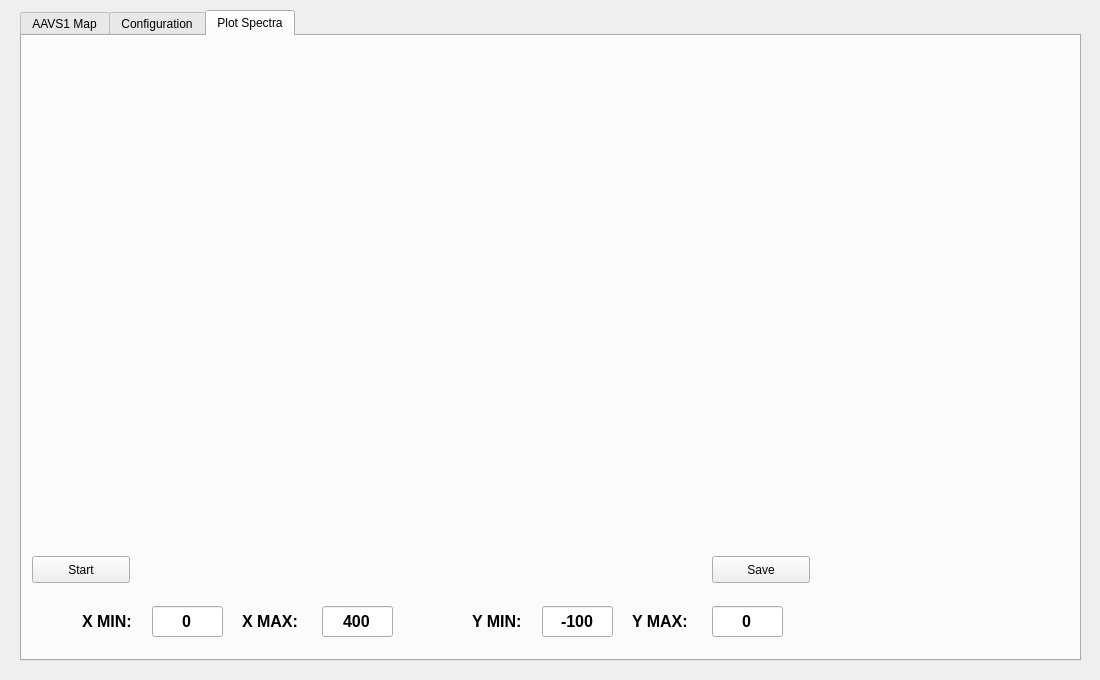
Qt form aavs.ui (amattana/PySKA) before a commit.
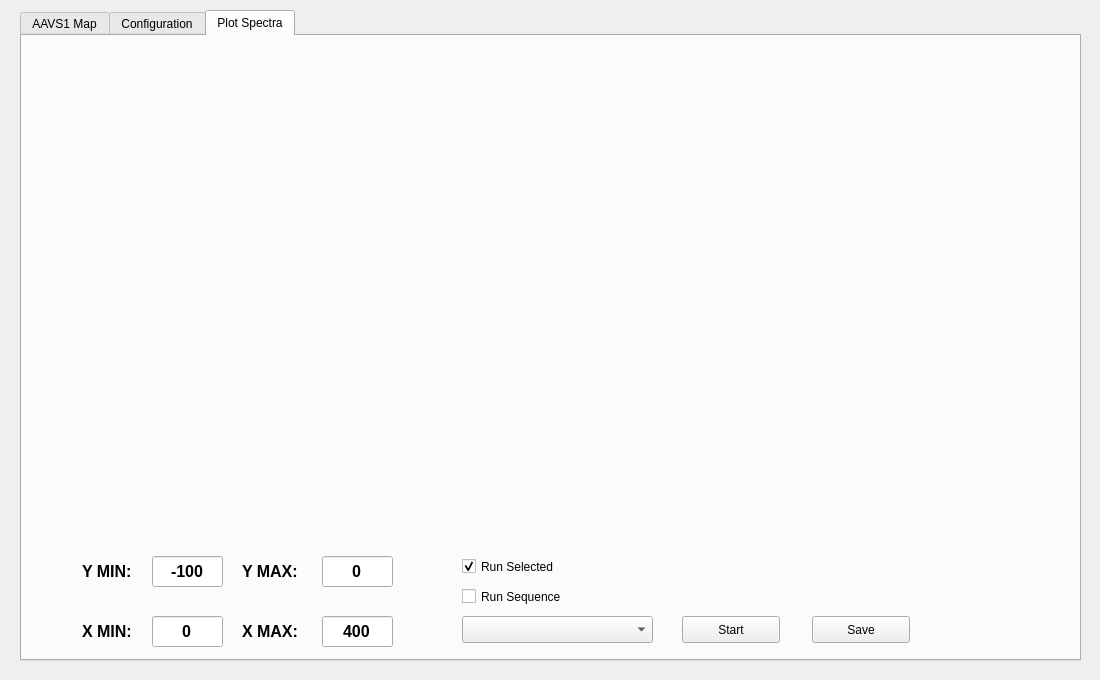
The same form after that commit. The open tabs and pages were chosen to show the change.

Commit message: AAVS added double click selection spectra

```diff
--- a/aavs.ui
+++ b/aavs.ui
@@ -983,7 +983,7 @@
       <rect>
        <x>10</x>
        <y>10</y>
-       <width>781</width>
+       <width>1031</width>
        <height>491</height>
       </rect>
      </property>
@@ -1009,8 +1009,8 @@
     <widget class="QLabel" name="qlabel_ymin">
      <property name="geometry">
       <rect>
-       <x>450</x>
-       <y>570</y>
+       <x>60</x>
+       <y>520</y>
        <width>71</width>
        <height>31</height>
       </rect>
@@ -1032,8 +1032,8 @@
     <widget class="QLabel" name="qlabel_ymax">
      <property name="geometry">
       <rect>
-       <x>610</x>
-       <y>570</y>
+       <x>220</x>
+       <y>520</y>
        <width>71</width>
        <height>31</height>
       </rect>
@@ -1056,7 +1056,7 @@
      <property name="geometry">
       <rect>
        <x>130</x>
-       <y>570</y>
+       <y>580</y>
        <width>71</width>
        <height>31</height>
       </rect>
@@ -1078,8 +1078,8 @@
     <widget class="QLineEdit" name="qtext_ymax">
      <property name="geometry">
       <rect>
-       <x>690</x>
-       <y>570</y>
+       <x>300</x>
+       <y>520</y>
        <width>71</width>
        <height>31</height>
       </rect>
@@ -1101,8 +1101,8 @@
     <widget class="QLineEdit" name="qtext_ymin">
      <property name="geometry">
       <rect>
-       <x>520</x>
-       <y>570</y>
+       <x>130</x>
+       <y>520</y>
        <width>71</width>
        <height>31</height>
       </rect>
@@ -1125,7 +1125,7 @@
      <property name="geometry">
       <rect>
        <x>220</x>
-       <y>570</y>
+       <y>580</y>
        <width>71</width>
        <height>31</height>
       </rect>
@@ -1151,7 +1151,7 @@
      <property name="geometry">
       <rect>
        <x>300</x>
-       <y>570</y>
+       <y>580</y>
        <width>71</width>
        <height>31</height>
       </rect>
@@ -1174,7 +1174,7 @@
      <property name="geometry">
       <rect>
        <x>60</x>
-       <y>570</y>
+       <y>580</y>
        <width>71</width>
        <height>31</height>
       </rect>
@@ -1196,8 +1196,8 @@
     <widget class="QPushButton" name="qbutton_plotSave">
      <property name="geometry">
       <rect>
-       <x>690</x>
-       <y>520</y>
+       <x>790</x>
+       <y>580</y>
        <width>98</width>
        <height>27</height>
       </rect>
@@ -1209,8 +1209,8 @@
     <widget class="QPushButton" name="qbutton_plotStart">
      <property name="geometry">
       <rect>
-       <x>10</x>
-       <y>520</y>
+       <x>660</x>
+       <y>580</y>
        <width>98</width>
        <height>27</height>
       </rect>
@@ -1219,6 +1219,45 @@
       <string>Start</string>
      </property>
     </widget>
+    <widget class="QComboBox" name="qcombo_plotList">
+     <property name="geometry">
+      <rect>
+       <x>440</x>
+       <y>580</y>
+       <width>191</width>
+       <height>27</height>
+      </rect>
+     </property>
+    </widget>
+    <widget class="QCheckBox" name="cb_plotSelected">
+     <property name="geometry">
+      <rect>
+       <x>440</x>
+       <y>520</y>
+       <width>141</width>
+       <height>21</height>
+      </rect>
+     </property>
+     <property name="text">
+      <string>Run Selected</string>
+     </property>
+     <property name="checked">
+      <bool>true</bool>
+     </property>
+    </widget>
+    <widget class="QCheckBox" name="cb_plotSequence">
+     <property name="geometry">
+      <rect>
+       <x>440</x>
+       <y>550</y>
+       <width>141</width>
+       <height>21</height>
+      </rect>
+     </property>
+     <property name="text">
+      <string>Run Sequence</string>
+     </property>
+    </widget>
    </widget>
   </widget>
  </widget>
```
Left out of the diff: 2 changed lines with no effect on the pictures. The commit also changes 2 other files.
